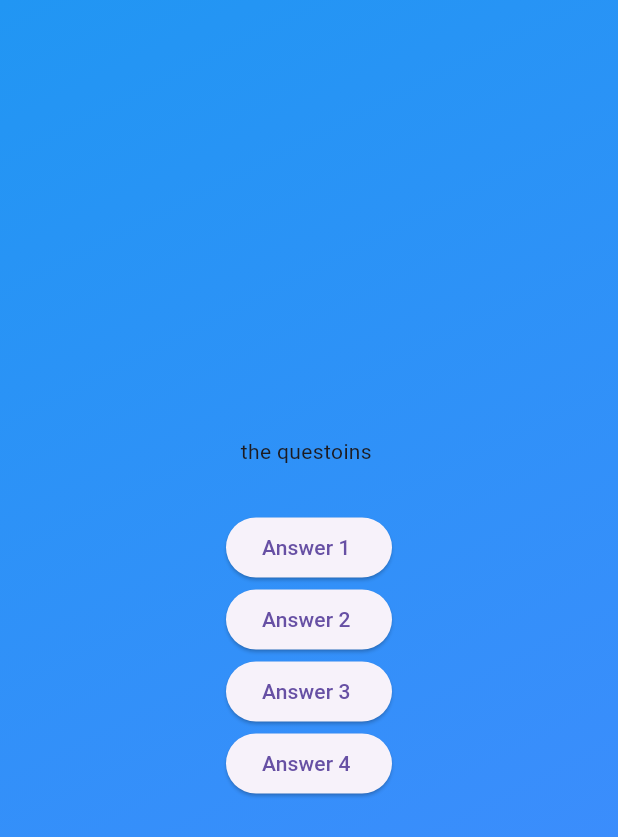
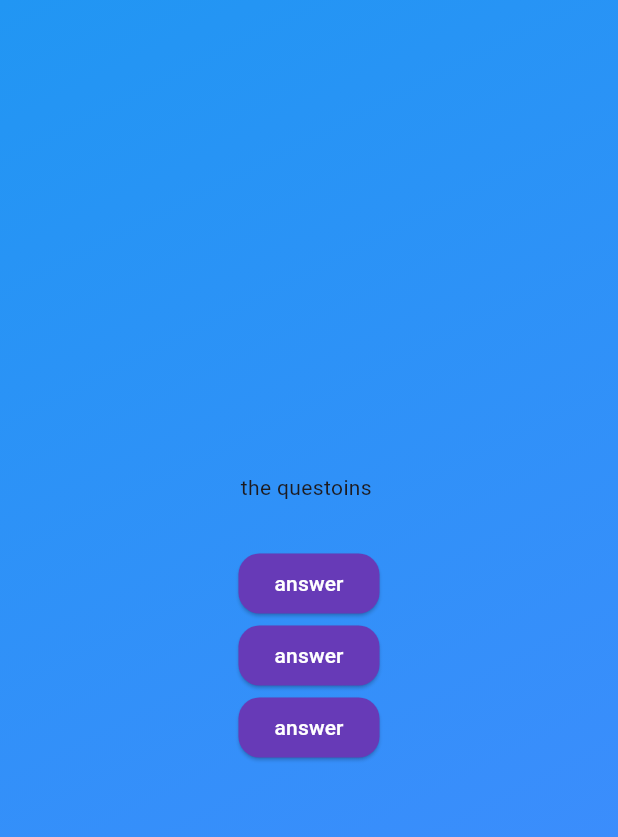
Before and after one commit to Hassaan29632/quizapp, a Flutter app: the screen it shows after launch, after a tap on "start app", on a phone screen of 412 x 824 dp. Shown: the top 837 px of the screen. Run offline on Flutter 3.47's test engine with Material 3 defaults, Android fonts, the phone set to English and light mode, and no system bars.

Commit message:
adding styling to button

```diff
--- /dev/null
+++ b/lib/answer_button.dart
@@ -0,0 +1,24 @@
+import 'package:flutter/material.dart';
+
+class answerbutton extends StatelessWidget {
+  const answerbutton({
+    super.key,
+    required this.answer,
+    required this.ontap});
+
+  final String answer;
+  final void Function() ontap;
+
+  @override
+  Widget build(BuildContext context) {
+    return ElevatedButton(
+      onPressed:        ontap,
+      style: ElevatedButton.styleFrom(
+        backgroundColor: Colors.deepPurple,
+        foregroundColor: Colors.white,
+        shape: RoundedRectangleBorder(borderRadius: BorderRadius.circular(14))
+      ),
+      child: Text(answer),
+    );
+  }
+}
--- a/lib/questions_screen.dart
+++ b/lib/questions_screen.dart
@@ -1,4 +1,6 @@
 import 'package:flutter/material.dart';
+import 'package:quiz_app/answer_button.dart';
+
 
 class questionsscreen extends StatefulWidget {
   const questionsscreen({super.key});
@@ -19,30 +21,14 @@ class _questionsState extends State<questionsscreen> {
             Text('the questoins '),
         SizedBox(height: 30),
 
-          ElevatedButton(
-              onPressed: () {},
-              child: Text("Answer 1 ")
-          ),
-
-          ElevatedButton(
-              onPressed: () {},
-              child: Text("Answer 2 ")
-          ),
-
-          ElevatedButton(
-              onPressed: () {},
-              child: Text("Answer 3 ")
-          ),
-
-          ElevatedButton(
-              onPressed: () {},
-              child: Text("Answer 4 ")
-          ),
-
+        answerbutton(answer: "answer", ontap: () {}),
+        answerbutton(answer: "answer", ontap: () {}),
+        answerbutton(answer: "answer", ontap: () {}),
 
 
     ],
-      ),
+    )
+    ,
     );
   }
 }
```
Lines whose indentation alone changed are shown as unchanged.
